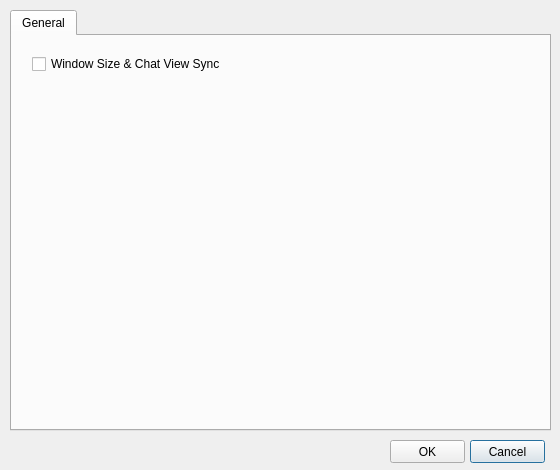
This is SharedPainter/PreferencesDialog.ui in gunoodaddy/SharedPainter as Qt 5 draws it before an edit. The edited form follows.
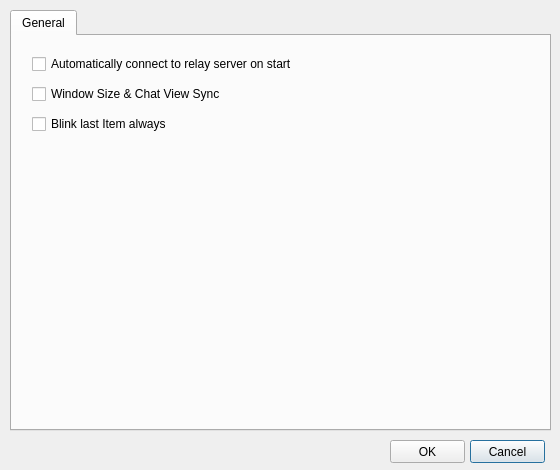
This is the edited form.

Commit message: 0.8.0 version, canvas scroll pos sync, preferences update

What changed in the file:
```diff
--- a/SharedPainter/PreferencesDialog.ui
+++ b/SharedPainter/PreferencesDialog.ui
@@ -60,7 +60,7 @@
      <property name="geometry">
       <rect>
        <x>20</x>
-       <y>20</y>
+       <y>50</y>
        <width>221</width>
        <height>16</height>
       </rect>
@@ -69,6 +69,32 @@
       <string>Window Size &amp;&amp; Chat View Sync</string>
      </property>
     </widget>
+    <widget class="QCheckBox" name="checkBoxServerConnOnStart">
+     <property name="geometry">
+      <rect>
+       <x>20</x>
+       <y>20</y>
+       <width>291</width>
+       <height>16</height>
+      </rect>
+     </property>
+     <property name="text">
+      <string>Automatically connect to relay server on start</string>
+     </property>
+    </widget>
+    <widget class="QCheckBox" name="checkBoxBlinkLastItem">
+     <property name="geometry">
+      <rect>
+       <x>20</x>
+       <y>80</y>
+       <width>291</width>
+       <height>16</height>
+      </rect>
+     </property>
+     <property name="text">
+      <string>Blink last Item always</string>
+     </property>
+    </widget>
    </widget>
   </widget>
   <widget class="QPushButton" name="cancelButton">
```
The commit also changes 13 other files.
